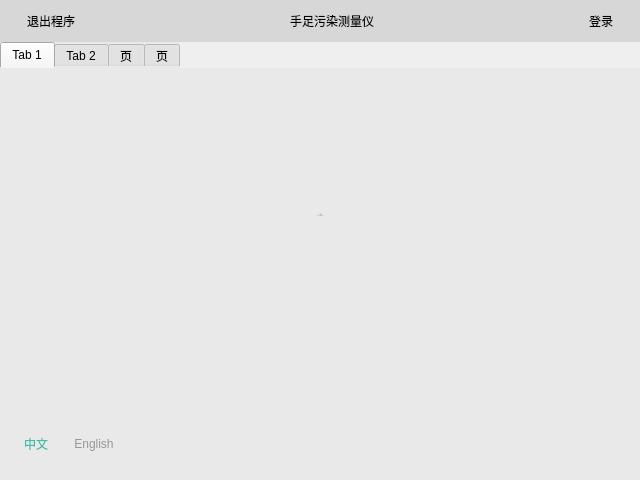
This is Demo/deinitwidget.ui in 13438120136/XDemo as Qt 5 draws it before an edit. The edited form follows.
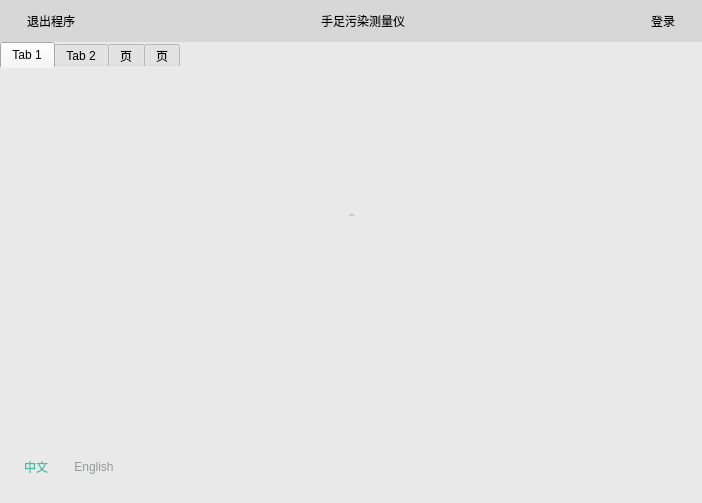
This is the edited form. The open tabs and pages were chosen to show the change. Icons and pictures are not drawn.

The edit to the form file:
```diff
--- a/Demo/deinitwidget.ui
+++ b/Demo/deinitwidget.ui
@@ -6,23 +6,31 @@
    <rect>
     <x>0</x>
     <y>0</y>
-    <width>640</width>
-    <height>480</height>
+    <width>702</width>
+    <height>503</height>
    </rect>
   </property>
   <property name="windowTitle">
    <string>DeInitWidget</string>
   </property>
   <property name="autoFillBackground">
-   <bool>true</bool>
+   <bool>false</bool>
   </property>
   <property name="styleSheet">
    <string notr="true">QTabWidget
 {
-   border:none;
+   border: none;
+}
+
+#DeInitWidget
+{
+  background-color: #E9E9E9;
 }</string>
   </property>
   <layout class="QGridLayout" name="gridLayout">
+   <property name="sizeConstraint">
+    <enum>QLayout::SetDefaultConstraint</enum>
+   </property>
    <property name="margin">
     <number>0</number>
    </property>
@@ -163,7 +171,7 @@
         </property>
         <widget class="QWidget" name="tab">
          <property name="styleSheet">
-          <string notr="true">background-color: #E9E9E9;</string>
+          <string notr="true"/>
          </property>
          <attribute name="title">
           <string>Tab 1</string>
```
Left out of the diff: 11 changed lines with no effect on the pictures.
